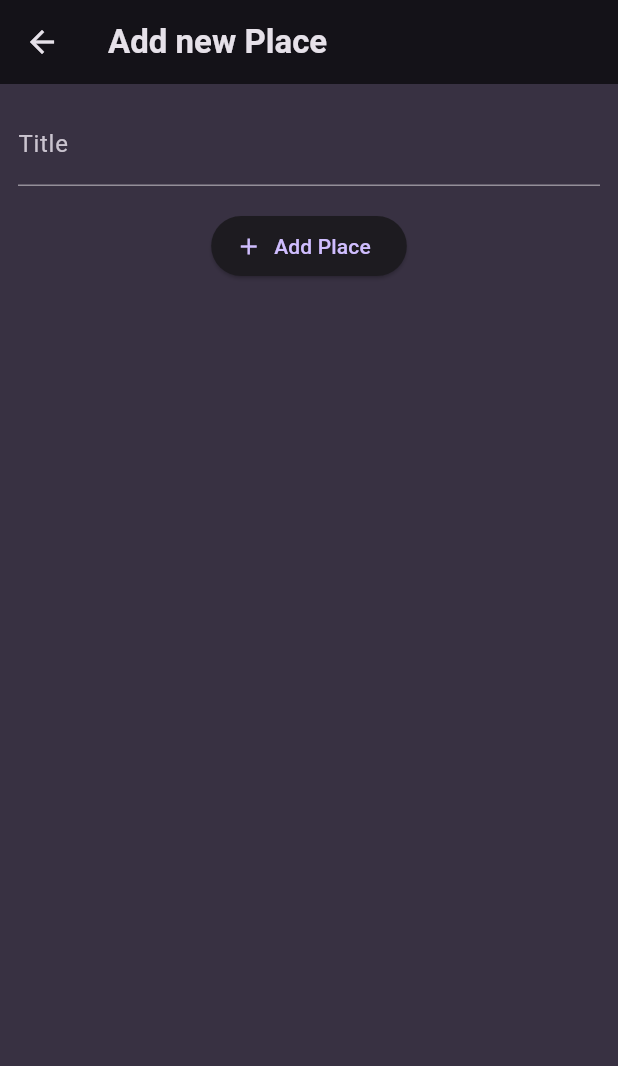
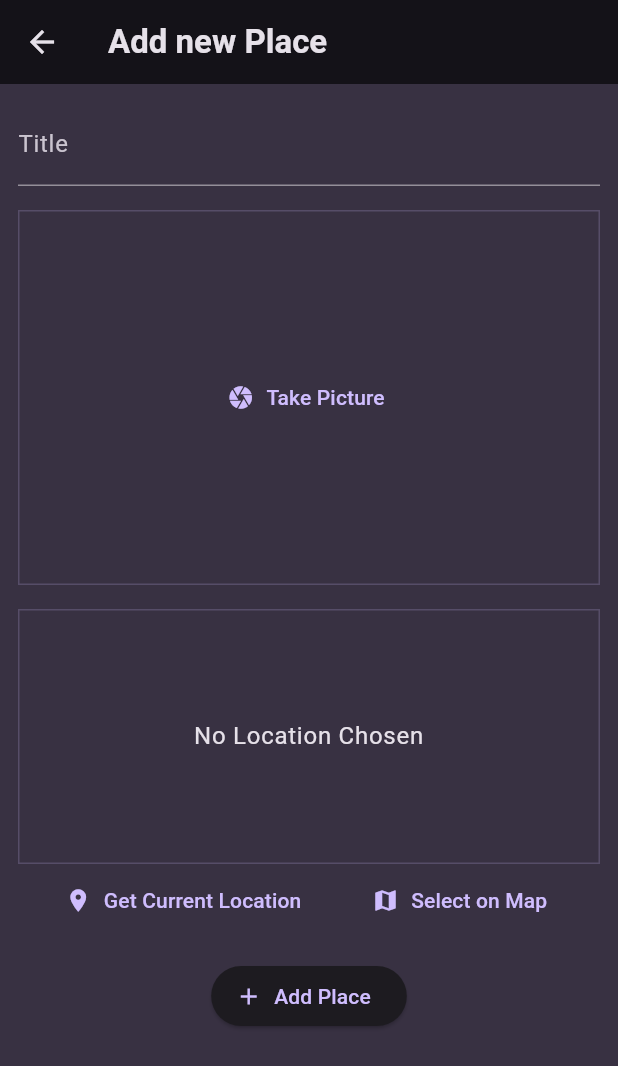
Before and after one commit to har-sargis/favorite_places, a Flutter app: the AddPlaceScreen screen opened directly, on a phone screen of 412 x 824 dp. Shown: the top 1066 px of the screen. Run offline on Flutter 3.47's test engine with Material 3 defaults, Android fonts, the phone set to English and light mode, and no system bars; our stand-ins replace flutter_riverpod, google_fonts, image_picker, location; missing offline and left inert: dart:ffi.

Commit message:
hanlde infinite location loading

```diff
--- a/lib/models/place.dart
+++ b/lib/models/place.dart
@@ -1,3 +1,5 @@
+import 'dart:io';
+
 import 'package:uuid/uuid.dart';
 
 const uuid = Uuid();
@@ -5,6 +7,7 @@ const uuid = Uuid();
 class Place {
   final String id;
   final String title;
+  final File image;
 
-  Place({required this.title}) : id = uuid.v4();
+  Place({required this.title, required this.image}) : id = uuid.v4();
 }
--- a/lib/providers/user_places.dart
+++ b/lib/providers/user_places.dart
@@ -1,3 +1,5 @@
+import 'dart:io';
+
 import 'package:flutter_riverpod/flutter_riverpod.dart';
 
 import 'package:favorite_places/models/place.dart';
@@ -5,8 +7,8 @@ import 'package:favorite_places/models/place.dart';
 class UserPlacesNotifier extends StateNotifier<List<Place>> {
   UserPlacesNotifier() : super(const []);
 
-  void addPlace(String title) {
-    final newPlace = Place(title: title);
+  void addPlace(String title, File image) {
+    final newPlace = Place(title: title, image: image);
     state = [newPlace, ...state];
   }
 }
--- a/lib/screens/add_place.dart
+++ b/lib/screens/add_place.dart
@@ -1,3 +1,7 @@
+import 'dart:io';
+
+import 'package:favorite_places/widgets/image_input.dart';
+import 'package:favorite_places/widgets/location_input.dart';
 import 'package:flutter/material.dart';
 import 'package:flutter_riverpod/flutter_riverpod.dart';
 
@@ -14,15 +18,17 @@ class AddPlaceScreen extends ConsumerStatefulWidget {
 
 class _AddPlaceScreenState extends ConsumerState<AddPlaceScreen> {
   final _titleController = TextEditingController();
-
+  File? _selectdImage;
   void _savePlace() {
     final enteredTitle = _titleController.text;
 
-    if (enteredTitle.isEmpty) {
+    if (enteredTitle.isEmpty || _selectdImage == null) {
       return;
     }
 
-    ref.read(userPlacesProvider.notifier).addPlace(enteredTitle);
+    ref
+        .read(userPlacesProvider.notifier)
+        .addPlace(enteredTitle, _selectdImage!);
 
     Navigator.of(context).pop();
   }
@@ -31,6 +37,10 @@ class _AddPlaceScreenState extends ConsumerState<AddPlaceScreen> {
   void dispose() {
     _titleController.dispose();
     super.dispose();
+  }
+
+  void onSelectImage(File image) {
+    _selectdImage = image;
   }
 
   @override
@@ -51,6 +61,10 @@ class _AddPlaceScreenState extends ConsumerState<AddPlaceScreen> {
               ),
             ),
             const SizedBox(height: 16),
+            ImageInput(onSelectImage: onSelectImage),
+            const SizedBox(height: 16),
+            LocationInput(),
+            const SizedBox(height: 16),
             ElevatedButton.icon(
               onPressed: _savePlace,
               icon: const Icon(Icons.add),
--- /dev/null
+++ b/lib/widgets/image_input.dart
@@ -0,0 +1,62 @@
+import 'dart:io';
+
+import 'package:flutter/material.dart';
+import 'package:image_picker/image_picker.dart';
+
+class ImageInput extends StatefulWidget {
+  const ImageInput({super.key, required this.onSelectImage});
+
+  final Function(File image) onSelectImage;
+
+  @override
+  State<ImageInput> createState() => _ImageInputState();
+}
+
+class _ImageInputState extends State<ImageInput> {
+  File? _pickedImage;
+
+  Future<void> _pickImage() async {
+    final picker = ImagePicker();
+    final pickedImage =
+        await picker.pickImage(source: ImageSource.gallery, maxWidth: 600);
+
+    if (pickedImage != null) {
+      setState(() {
+        _pickedImage = File(pickedImage.path);
+      });
+      widget.onSelectImage(_pickedImage!);
+    }
+  }
+
+  @override
+  Widget build(BuildContext context) {
+    Widget _imagePreview = TextButton.icon(
+      icon: const Icon(Icons.camera),
+      label: const Text('Take Picture'),
+      onPressed: _pickImage,
+    );
+
+    if (_pickedImage != null) {
+      _imagePreview = GestureDetector(
+        onTap: _pickImage,
+        child: Image.file(
+          _pickedImage!,
+          fit: BoxFit.cover,
+          width: double.infinity,
+          height: double.infinity,
+        ),
+      );
+    }
+    return Container(
+      height: 250,
+      width: double.infinity,
+      alignment: Alignment.center,
+      decoration: BoxDecoration(
+        border: Border.all(
+            width: 1,
+            color: Theme.of(context).colorScheme.primary.withOpacity(0.2)),
+      ),
+      child: _imagePreview,
+    );
+  }
+}
--- /dev/null
+++ b/lib/widgets/location_input.dart
@@ -0,0 +1,105 @@
+import 'dart:ffi';
+
+import 'package:flutter/material.dart';
+import 'package:location/location.dart';
+
+class LocationInput extends StatefulWidget {
+  const LocationInput({super.key});
+
+  @override
+  State<LocationInput> createState() => _LocationInputState();
+}
+
+class _LocationInputState extends State<LocationInput> {
+  Location? _location;
+  var _isLocationLoading = false;
+
+  void _getCUrrentLocation() async {
+    Location location = Location();
+
+    bool _serviceEnabled;
+    PermissionStatus _permissionGranted;
+    LocationData? _locationData;
+
+    _serviceEnabled = await location.serviceEnabled();
+    if (!_serviceEnabled) {
+      _serviceEnabled = await location.requestService();
+      if (!_serviceEnabled) {
+        return;
+      }
+    }
+
+    _permissionGranted = await location.hasPermission();
+    if (_permissionGranted == PermissionStatus.denied) {
+      _permissionGranted = await location.requestPermission();
+      if (_permissionGranted != PermissionStatus.granted) {
+        return;
+      }
+    }
+
+    setState(() {
+      _isLocationLoading = true;
+    });
+    print('get location');
+    _locationData = await Future.any([
+      location.getLocation(),
+      Future.delayed(
+          const Duration(seconds: 5), () => Future<LocationData?>.value(null)),
+    ]);
+    // if (_locationData == null) {
+    //   _locationData = await location.getLocation();
+    // }
+    print(_locationData);
+    setState(() {
+      _isLocationLoading = false;
+    });
+    // _locationData
+  }
+
+  @override
+  Widget build(BuildContext context) {
+    Widget previewContent = Text(
+      'No Location Chosen',
+      textAlign: TextAlign.center,
+      style: Theme.of(context)
+          .textTheme
+          .bodyLarge!
+          .copyWith(color: Theme.of(context).colorScheme.onBackground),
+    );
+
+    if (_isLocationLoading) {
+      previewContent = const CircularProgressIndicator();
+    }
+    return Column(
+      children: [
+        Container(
+          height: 170,
+          width: double.infinity,
+          alignment: Alignment.center,
+          decoration: BoxDecoration(
+            border: Border.all(
+              width: 1,
+              color: Theme.of(context).colorScheme.primary.withOpacity(0.2),
+            ),
+          ),
+          child: previewContent,
+        ),
+        Row(
+          mainAxisAlignment: MainAxisAlignment.spaceEvenly,
+          children: [
+            TextButton.icon(
+              icon: const Icon(Icons.location_on),
+              label: const Text('Get Current Location'),
+              onPressed: _getCUrrentLocation,
+            ),
+            TextButton.icon(
+              icon: const Icon(Icons.map),
+              label: const Text('Select on Map'),
+              onPressed: () {},
+            ),
+          ],
+        ),
+      ],
+    );
+  }
+}
--- a/lib/widgets/places_list.dart
+++ b/lib/widgets/places_list.dart
@@ -24,6 +24,10 @@ class PlacesList extends StatelessWidget {
     return ListView.builder(
       itemCount: places.length,
       itemBuilder: (ctx, index) => ListTile(
+        leading: CircleAvatar(
+          radius: 26,
+          backgroundImage: FileImage(places[index].image),
+        ),
         title: Text(
           places[index].title,
           style: Theme.of(context).textTheme.titleMedium!.copyWith(
--- a/pubspec.yaml
+++ b/pubspec.yaml
@@ -38,6 +38,9 @@ dependencies:
   google_fonts: ^4.0.3
   uuid: ^4.4.0
   flutter_riverpod: ^2.3.2
+  image_picker: ^1.1.0
+  location: ^6.0.1
+  google_maps_flutter: ^2.6.1
 
 dev_dependencies:
   flutter_test:
```
Also changed, not shown: lib/screens/place_detail.dart (+10 -7 lines), lib/screens/places.dart (+5 -2 lines), pubspec.lock, 8 other files.
